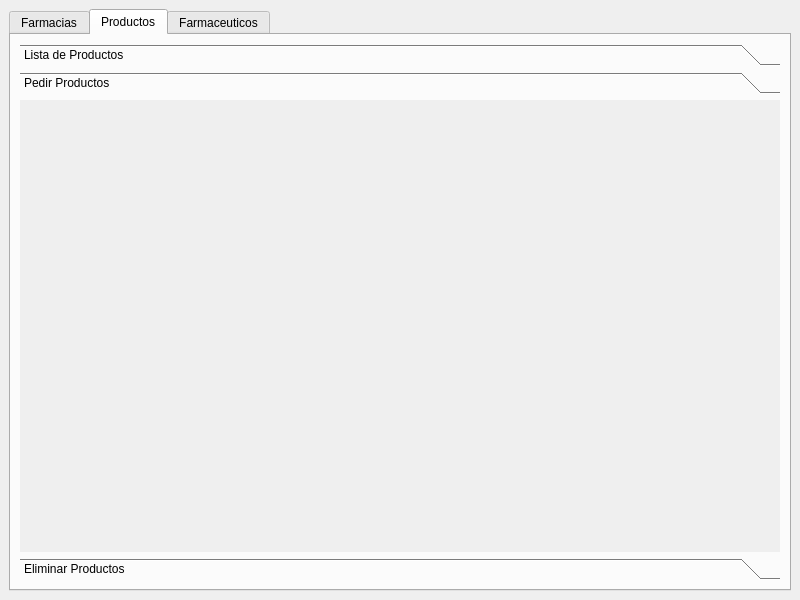
Before: the Qt Designer form ui/Farmacia.ui in mendoza/improved-spork, drawn with Qt 5.
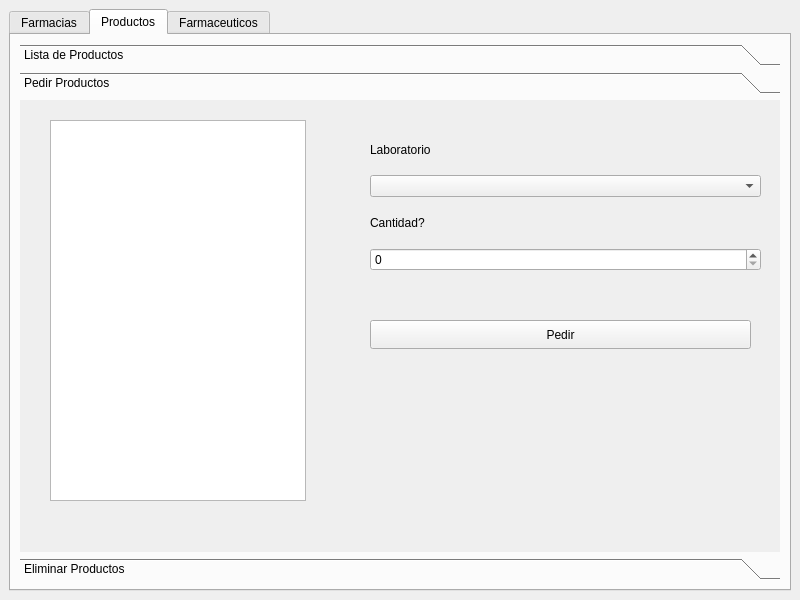
After: the same form once the commit is applied. The open tabs and pages were chosen to show the change. Icons and pictures are not drawn.

The edit to the form file:
```diff
--- a/ui/Farmacia.ui
+++ b/ui/Farmacia.ui
@@ -108,6 +108,61 @@
            <attribute name="label">
             <string>Pedir Productos</string>
            </attribute>
+           <widget class="QListView" name="pedirproductos_list">
+            <property name="geometry">
+             <rect>
+              <x>30</x>
+              <y>20</y>
+              <width>256</width>
+              <height>381</height>
+             </rect>
+            </property>
+           </widget>
+           <widget class="QWidget" name="verticalLayoutWidget_4">
+            <property name="geometry">
+             <rect>
+              <x>350</x>
+              <y>30</y>
+              <width>391</width>
+              <height>141</height>
+             </rect>
+            </property>
+            <layout class="QVBoxLayout" name="verticalLayout_13">
+             <item>
+              <widget class="QLabel" name="label_4">
+               <property name="text">
+                <string>Laboratorio</string>
+               </property>
+              </widget>
+             </item>
+             <item>
+              <widget class="QComboBox" name="laboratoriopro_cb"/>
+             </item>
+             <item>
+              <widget class="QLabel" name="label_5">
+               <property name="text">
+                <string>Cantidad?</string>
+               </property>
+              </widget>
+             </item>
+             <item>
+              <widget class="QSpinBox" name="cantidadpro_spin"/>
+             </item>
+            </layout>
+           </widget>
+           <widget class="QPushButton" name="pedir_bt">
+            <property name="geometry">
+             <rect>
+              <x>350</x>
+              <y>220</y>
+              <width>381</width>
+              <height>29</height>
+             </rect>
+            </property>
+            <property name="text">
+             <string>Pedir</string>
+            </property>
+           </widget>
           </widget>
           <widget class="QWidget" name="page_7">
            <attribute name="label">
```
Left out of the diff: 265 changed lines with no effect on the pictures.
